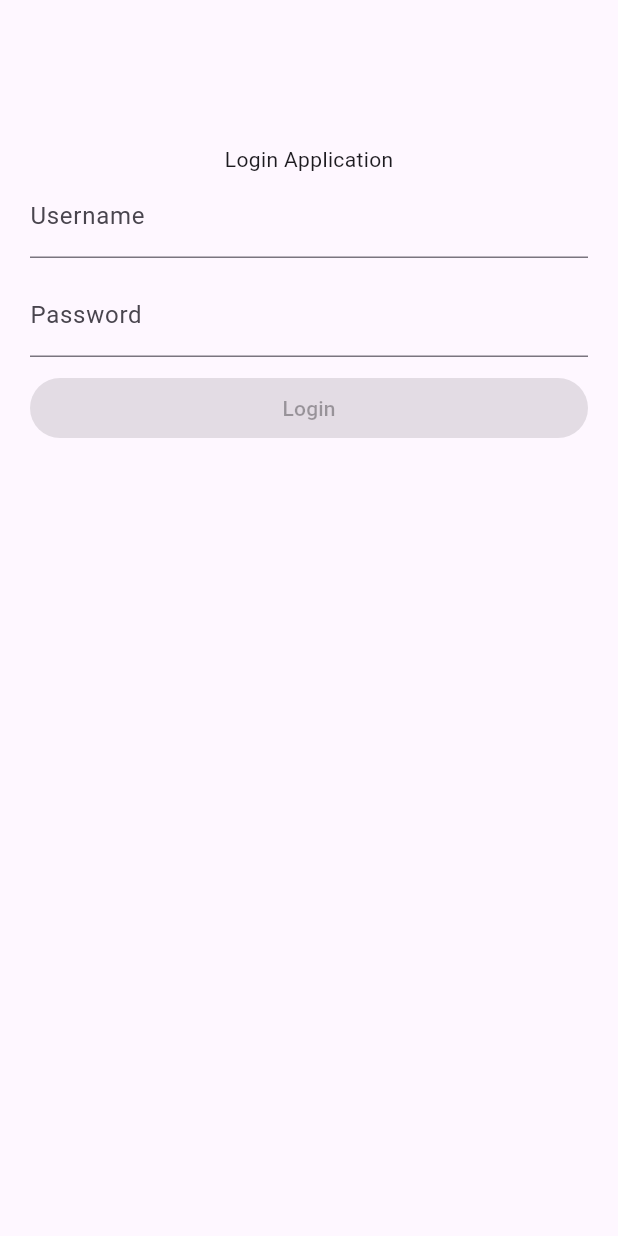
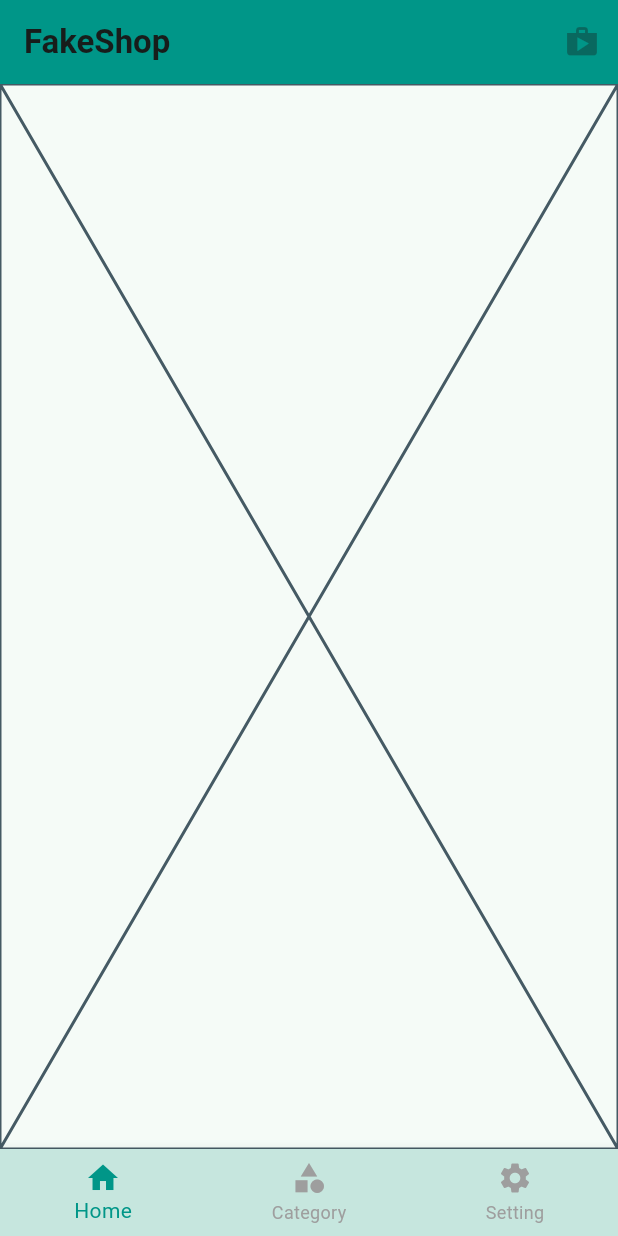
Before and after one commit to Batutankuma/fakeshop, a Flutter app: the screen it shows after launch, on a phone screen of 412 x 824 dp. Run offline on Flutter 3.47's test engine with Material 2 defaults, Android fonts, the phone set to English and light mode, and no system bars.

Commit message:
add component navigation bar interface

```diff
--- /dev/null
+++ b/lib/components/navigation_view.dart
@@ -0,0 +1,45 @@
+import 'package:flutter/material.dart';
+
+class NavigationBarView extends StatefulWidget{
+  const NavigationBarView({super.key});
+
+  @override
+  State<NavigationBarView> createState() => _NavigationBarViewState();
+}
+
+class _NavigationBarViewState extends State<NavigationBarView> {
+  //list of the page or view navigator
+  List<Widget> viewUI = [Placeholder(),Placeholder(),Placeholder()];
+
+  //init index view page
+  int indexView = 0;
+
+  void changeView(index){
+    setState(() {
+      indexView = index;
+    });
+  }
+
+  @override
+  Widget build(BuildContext context) {
+    return Scaffold(
+      appBar: AppBar(
+        title: const Text("FakeShop", style: TextStyle(fontWeight: FontWeight.w700),),
+        backgroundColor: Theme.of(context).appBarTheme.backgroundColor,
+        actions: const [
+          IconButton(onPressed: null, icon: Icon(Icons.shop))
+        ],
+      ),
+      body: viewUI[indexView],
+      bottomNavigationBar: BottomNavigationBar(
+        onTap: changeView,
+        currentIndex: indexView,
+        items: const [
+          BottomNavigationBarItem(icon: Icon(Icons.home),label: "Home"),
+          BottomNavigationBarItem(icon: Icon(Icons.category), label: "Category"),
+          BottomNavigationBarItem(icon: Icon(Icons.settings),label: "Setting")
+        ],
+      ),
+    );
+  }
+}
--- a/lib/main.dart
+++ b/lib/main.dart
@@ -1,4 +1,4 @@
-import 'package:fakeshop/views/login_views.dart';
+import 'package:fakeshop/components/navigation_view.dart';
 import 'package:flutter/material.dart';
 
 void main() {
@@ -14,113 +14,18 @@ class MyApp extends StatelessWidget {
     return MaterialApp(
       title: 'Flutter Demo',
       theme: ThemeData(
-        // This is the theme of your application.
-        //
-        // TRY THIS: Try running your application with "flutter run". You'll see
-        // the application has a blue toolbar. Then, without quitting the app,
-        // try changing the seedColor in the colorScheme below to Colors.green
-        // and then invoke "hot reload" (save your changes or press the "hot
-        // reload" button in a Flutter-supported IDE, or press "r" if you used
-        // the command line to start the app).
-        //
-        // Notice that the counter didn't reset back to zero; the application
-        // state is not lost during the reload. To reset the state, use hot
-        // restart instead.
-        //
-        // This works for code too, not just values: Most code changes can be
-        // tested with just a hot reload.
-        colorScheme: ColorScheme.fromSeed(seedColor: Colors.deepPurple),
+        bottomNavigationBarTheme: const BottomNavigationBarThemeData(
+          backgroundColor: Color.fromARGB(255, 198, 230, 222),
+          selectedItemColor: Colors.teal,
+          unselectedItemColor: Colors.grey
+        ),
+        buttonTheme: ButtonThemeData(colorScheme: ColorScheme.fromSeed(seedColor: Colors.teal)),
+        iconTheme: const IconThemeData(color: Colors.tealAccent),
+        appBarTheme: const AppBarTheme(backgroundColor: Colors.teal),
+        colorScheme: ColorScheme.fromSeed(seedColor: Colors.tealAccent),
         useMaterial3: true,
       ),
-      home: LoginView(),
+      home: NavigationBarView(),
     );
   }
 }
-
-class MyHomePage extends StatefulWidget {
-  const MyHomePage({super.key, required this.title});
-
-  // This widget is the home page of your application. It is stateful, meaning
-  // that it has a State object (defined below) that contains fields that affect
-  // how it looks.
-
-  // This class is the configuration for the state. It holds the values (in this
-  // case the title) provided by the parent (in this case the App widget) and
-  // used by the build method of the State. Fields in a Widget subclass are
-  // always marked "final".
-
-  final String title;
-
-  @override
-  State<MyHomePage> createState() => _MyHomePageState();
-}
-
-class _MyHomePageState extends State<MyHomePage> {
-  int _counter = 0;
-
-  void _incrementCounter() {
-    setState(() {
-      // This call to setState tells the Flutter framework that something has
-      // changed in this State, which causes it to rerun the build method below
-      // so that the display can reflect the updated values. If we changed
-      // _counter without calling setState(), then the build method would not be
-      // called again, and so nothing would appear to happen.
-      _counter++;
-    });
-  }
-
-  @override
-  Widget build(BuildContext context) {
-    // This method is rerun every time setState is called, for instance as done
-    // by the _incrementCounter method above.
-    //
-    // The Flutter framework has been optimized to make rerunning build methods
-    // fast, so that you can just rebuild anything that needs updating rather
-    // than having to individually change instances of widgets.
-    return Scaffold(
-      appBar: AppBar(
-        // TRY THIS: Try changing the color here to a specific color (to
-        // Colors.amber, perhaps?) and trigger a hot reload to see the AppBar
-        // change color while the other colors stay the same.
-        backgroundColor: Theme.of(context).colorScheme.inversePrimary,
-        // Here we take the value from the MyHomePage object that was created by
-        // the App.build method, and use it to set our appbar title.
-        title: Text(widget.title),
-      ),
-      body: Center(
-        // Center is a layout widget. It takes a single child and positions it
-        // in the middle of the parent.
-        child: Column(
-          // Column is also a layout widget. It takes a list of children and
-          // arranges them vertically. By default, it sizes itself to fit its
-          // children horizontally, and tries to be as tall as its parent.
-          //
-          // Column has various properties to control how it sizes itself and
-          // how it positions its children. Here we use mainAxisAlignment to
-          // center the children vertically; the main axis here is the vertical
-          // axis because Columns are vertical (the cross axis would be
-          // horizontal).
-          //
-          // TRY THIS: Invoke "debug painting" (choose the "Toggle Debug Paint"
-          // action in the IDE, or press "p" in the console), to see the
-          // wireframe for each widget.
-          mainAxisAlignment: MainAxisAlignment.center,
-          children: <Widget>[
-            const Text(
-              'You have pushed the button this many times:',
-            ),
-            Text(
-              '$_counter',
-              style: Theme.of(context).textTheme.headlineMedium,
-            ),
-          ],
-        ),
-      ),
-      floatingActionButton: FloatingActionButton(
-        onPressed: _incrementCounter,
-        tooltip: 'Increment',
-        child: const Icon(Icons.add),
-      ), // This trailing comma makes auto-formatting nicer for build methods.
-    );
-  }
-}
```
